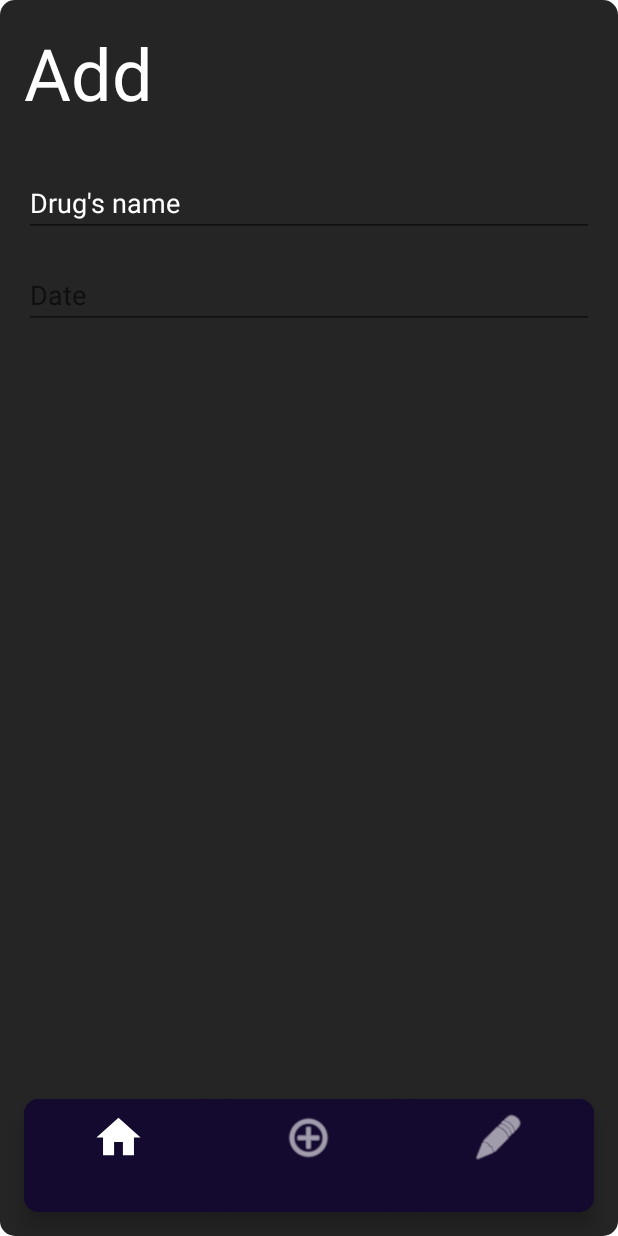
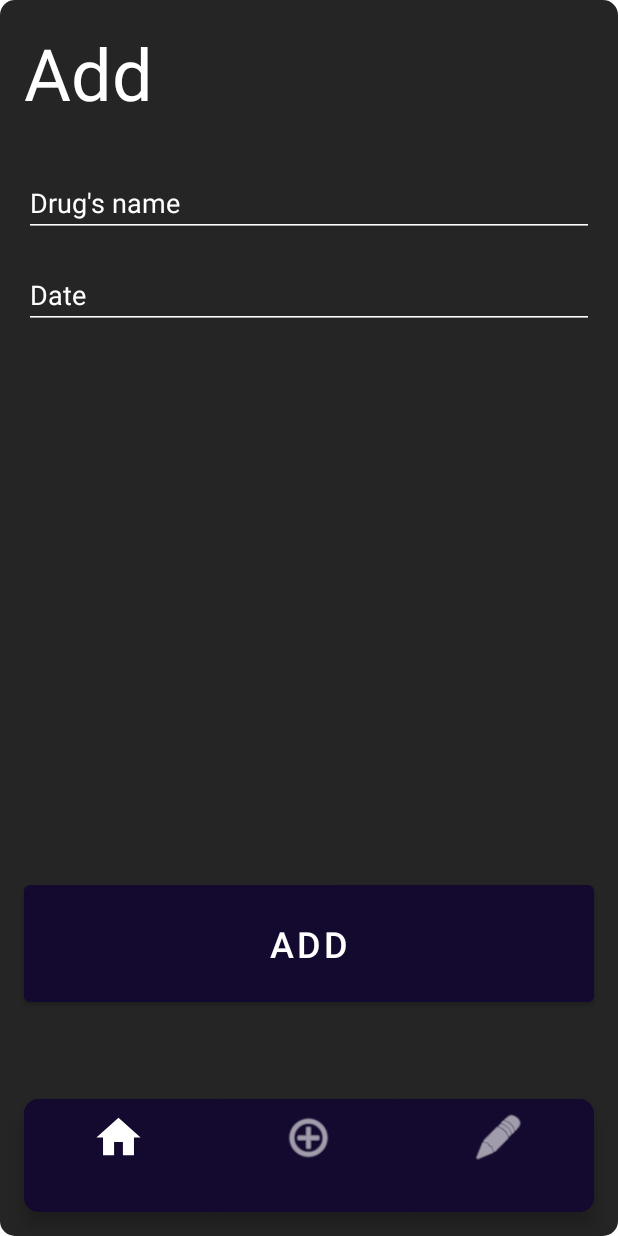
Before and after one commit to JumppanenTomi/Pilleriappi_1.0, an Android app: the DashboardFragment screen opened through its navigation route, on a phone screen of 412 x 824 dp. Run offline under Robolectric (Android 15) with nearby library versions, the phone set to English and light mode, and no system bars; our stand-ins replace navigation-ui.

Commit message:
Muutettu designia ja lisätty inputteja.

```diff
--- a/app/src/main/res/layout/fragment_dashboard.xml
+++ b/app/src/main/res/layout/fragment_dashboard.xml
@@ -14,6 +14,7 @@
         android:layout_marginStart="16dp"
         android:layout_marginTop="16dp"
         android:layout_marginEnd="16dp"
+        android:text="Add"
         android:textAlignment="textStart"
         android:textColor="@color/white"
         android:textSize="48sp"
@@ -31,6 +32,7 @@
         android:layout_marginStart="16dp"
         android:layout_marginTop="32dp"
         android:layout_marginEnd="16dp"
+        android:backgroundTint="@color/white"
         android:ems="10"
         android:freezesText="false"
         android:hint="Drug's name"
@@ -38,6 +40,7 @@
         android:textColor="@color/white"
         android:textColorHighlight="@color/white"
         android:textColorHint="@color/white"
+        android:textColorLink="@color/white"
         app:layout_constraintEnd_toEndOf="parent"
         app:layout_constraintHorizontal_bias="0.0"
         app:layout_constraintStart_toStartOf="parent"
@@ -50,12 +53,33 @@
         android:layout_marginStart="16dp"
         android:layout_marginTop="16dp"
         android:layout_marginEnd="16dp"
+        android:background="?attr/editTextBackground"
+        android:backgroundTint="@color/white"
         android:ems="10"
         android:hint="Date"
         android:inputType="date"
+        android:singleLine="false"
+        android:textColor="@color/white"
+        android:textColorHighlight="@color/white"
+        android:textColorHint="@color/white"
+        android:textColorLink="@color/white"
         app:layout_constraintEnd_toEndOf="parent"
         app:layout_constraintHorizontal_bias="0.0"
         app:layout_constraintStart_toStartOf="parent"
         app:layout_constraintTop_toBottomOf="@+id/editTextTextPersonName" />
 
+    <Button
+        android:id="@+id/button"
+        android:layout_width="0dp"
+        android:layout_height="90dp"
+        android:layout_marginStart="16dp"
+        android:layout_marginEnd="16dp"
+        android:layout_marginBottom="150dp"
+        android:text="Add"
+        android:textSize="24sp"
+        app:layout_constraintBottom_toBottomOf="parent"
+        app:layout_constraintEnd_toEndOf="parent"
+        app:layout_constraintHorizontal_bias="0.498"
+        app:layout_constraintStart_toStartOf="parent" />
+
 </androidx.constraintlayout.widget.ConstraintLayout>
```
